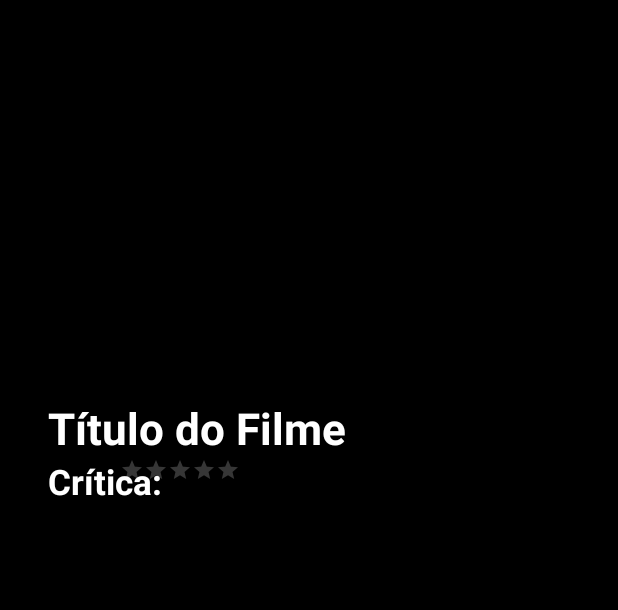
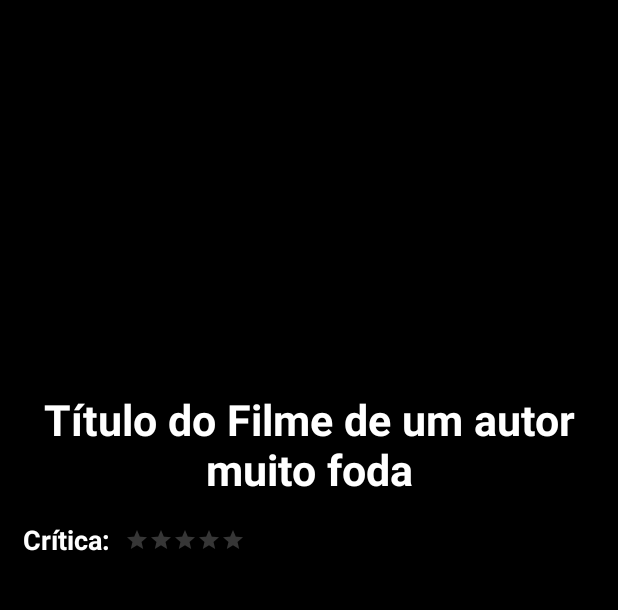
Before and after one commit to jephcescon/Cinequiz, an Android app: the MovieDetailsForSearch screen opened directly, with no data from a screen before it, on a phone screen of 412 x 824 dp, the part 75-685 px from its top. Run offline under Robolectric (Android 15) with nearby library versions, the phone set to English and light mode, and no system bars; our stand-ins replace Picasso; network calls fail; pictures from the network do not load; 1 statement that could not run was skipped.

Commit message:
pequenas mudanças design

```diff
--- a/app/build.gradle
+++ b/app/build.gradle
@@ -57,6 +57,7 @@ dependencies {
     /*Google firebase*/
     implementation platform('com.google.firebase:firebase-bom:27.1.0')
     implementation 'com.google.firebase:firebase-analytics-ktx'
+
     // Declare the dependency for the Firebase Authentication library
     implementation 'com.google.firebase:firebase-auth-ktx'
     implementation 'com.google.firebase:firebase-firestore-ktx'
@@ -71,7 +72,9 @@ dependencies {
     //Storage
     implementation 'com.google.firebase:firebase-storage-ktx'
 
+    //Others
     implementation 'com.synnapps:carouselview:0.1.5'
+
     implementation 'com.google.firebase:firebase-auth:19.3.1'
     testImplementation 'junit:junit:4.13.2'
     androidTestImplementation 'androidx.test.ext:junit:1.1.2'
--- a/app/src/main/res/layout/activity_movie_details.xml
+++ b/app/src/main/res/layout/activity_movie_details.xml
@@ -1,6 +1,6 @@
 <?xml version="1.0" encoding="utf-8"?>
 
-<androidx.coordinatorlayout.widget.CoordinatorLayout xmlns:android="http://schemas.android.com/apk/res/android"
+<androidx.constraintlayout.widget.ConstraintLayout xmlns:android="http://schemas.android.com/apk/res/android"
     xmlns:app="http://schemas.android.com/apk/res-auto"
     xmlns:tools="http://schemas.android.com/tools"
     android:layout_width="match_parent"
@@ -67,78 +67,72 @@
 <!--        android:elevation="@android:dimen/app_icon_size"-->
 <!--        android:text="Nota"-->
 <!--        android:textColor="@color/white"-->
-<!--        android:textSize="20dp" />-->
+    <!--        android:textSize="20dp" />-->
+
+    <ImageView
+        android:id="@+id/iv_movie_img"
+        android:layout_width="match_parent"
+        android:layout_height="250dp"
+        app:layout_constraintTop_toBottomOf="@+id/constraintLayout"
+        tools:background="@tools:sample/backgrounds/scenic" />
+
+
+    <TextView
+        android:id="@+id/tv_movie_title"
+        android:layout_width="match_parent"
+        android:layout_margin="10dp"
+        android:textAlignment="center"
+        android:layout_height="wrap_content"
+        android:text="Título do Filme de um autor muito foda"
+        android:textColor="@color/white"
+        android:textSize="13pt"
+        android:textStyle="bold"
+        app:layout_constraintTop_toBottomOf="@+id/iv_movie_img" />
+
+
+    <TextView
+        android:id="@+id/textView3"
+        android:layout_width="wrap_content"
+        android:layout_height="wrap_content"
+        android:text="Crítica:"
+        android:layout_margin="15dp"
+        android:textColor="@color/white"
+        android:textSize="8pt"
+        android:textStyle="bold"
+        app:layout_constraintStart_toStartOf="parent"
+        app:layout_constraintTop_toBottomOf="@+id/tv_movie_title" />
 
     <RatingBar
         android:id="@+id/tv_voteAvarage"
         style="@style/Widget.AppCompat.RatingBar.Small"
         android:layout_width="wrap_content"
         android:layout_height="wrap_content"
-        android:layout_marginStart="80dp"
-        android:layout_marginTop="355dp"
+        android:elevation="@android:dimen/app_icon_size"
         android:numStars="5"
-        android:elevation="@android:dimen/app_icon_size"
-        android:progressTint="@color/google_red" />
+        android:layout_marginStart="10dp"
+        android:progressTint="@color/google_red"
+        app:layout_constraintBottom_toBottomOf="@+id/textView3"
+        app:layout_constraintStart_toEndOf="@+id/textView3"
+        app:layout_constraintTop_toTopOf="@+id/textView3" />
 
-
-
-    <com.google.android.material.appbar.AppBarLayout
+    <com.google.android.material.tabs.TabLayout
+        android:id="@+id/tb_movie_details"
         android:layout_width="match_parent"
+        android:layout_marginTop="15dp"
         android:layout_height="wrap_content"
         android:background="@color/black"
-        android:layout_marginTop="50dp"
-        >
-
-
-
-        <ImageView
-            android:id="@+id/iv_movie_img"
-            android:layout_width="match_parent"
-            android:layout_height="250dp"
-            tools:background="@tools:sample/backgrounds/scenic"/>
-
-        <TextView
-            android:id="@+id/tv_movie_title"
-            android:layout_width="match_parent"
-            android:layout_height="40dp"
-            android:text="Título do Filme"
-            android:autoSizeTextType="uniform"
-            android:textColor="@color/white"
-            android:textStyle="bold"
-            android:layout_marginStart="32dp"
-            android:layout_marginTop="15dp"/>
-
-
-
-        <TextView
-            android:layout_width="wrap_content"
-            android:layout_height="wrap_content"
-            android:layout_marginStart="32dp"
-            android:text="Crítica:"
-            android:textColor="@color/white"
-            android:textSize="35px"
-            android:textStyle="bold" />
-
-
-        <com.google.android.material.tabs.TabLayout
-            android:id="@+id/tb_movie_details"
-            android:layout_width="match_parent"
-            android:layout_height="wrap_content"
-            app:tabSelectedTextColor="@color/white"
-            app:tabIndicatorColor="@color/design_default_color_error"
-            app:tabTextColor="#B1A9A9"
-            android:background="@color/black" />
-
-
-    </com.google.android.material.appbar.AppBarLayout>
+        app:layout_constraintTop_toBottomOf="@+id/tv_voteAvarage"
+        app:tabIndicatorColor="@color/design_default_color_error"
+        app:tabSelectedTextColor="@color/white"
+        app:tabTextColor="#B1A9A9" />
 
     <androidx.viewpager2.widget.ViewPager2
         android:id="@+id/vp_movie_details"
         android:layout_width="match_parent"
-        android:layout_height="match_parent"
-        app:layout_behavior="@string/appbar_scrolling_view_behavior" />
+        android:layout_height="0dp"
+        app:layout_behavior="@string/appbar_scrolling_view_behavior"
+        app:layout_constraintBottom_toBottomOf="parent"
+        app:layout_constraintTop_toBottomOf="@+id/tb_movie_details" />
 
 
-
-
-</androidx.coordinatorlayout.widget.CoordinatorLayout>
+</androidx.constraintlayout.widget.ConstraintLayout>
--- a/app/src/main/res/layout/fragment_synopsis_cast.xml
+++ b/app/src/main/res/layout/fragment_synopsis_cast.xml
@@ -17,6 +17,7 @@
         app:layout_constraintTop_toTopOf="parent">
 
         <TextView
+            android:layout_margin="10dp"
             android:id="@+id/tv_sinopse_elenco"
             android:layout_width="wrap_content"
             android:layout_height="wrap_content"
@@ -28,6 +29,6 @@
             app:layout_constraintRight_toRightOf="parent"
             app:layout_constraintTop_toTopOf="@+id/parent"
             app:layout_constraintVertical_bias="0.066"
-        tools:layout_constraintLeft_creator="1"/>
+            tools:layout_constraintLeft_creator="1" />
     </ScrollView>
 </androidx.constraintlayout.widget.ConstraintLayout>
```
Lines whose indentation alone changed are shown as unchanged.
